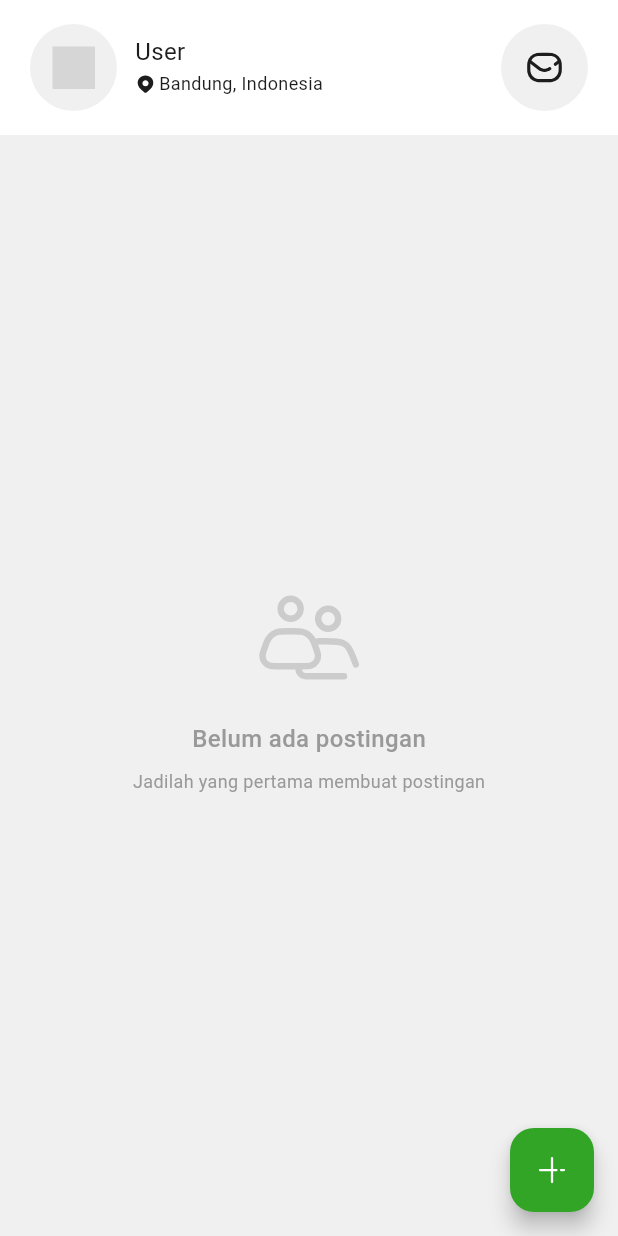
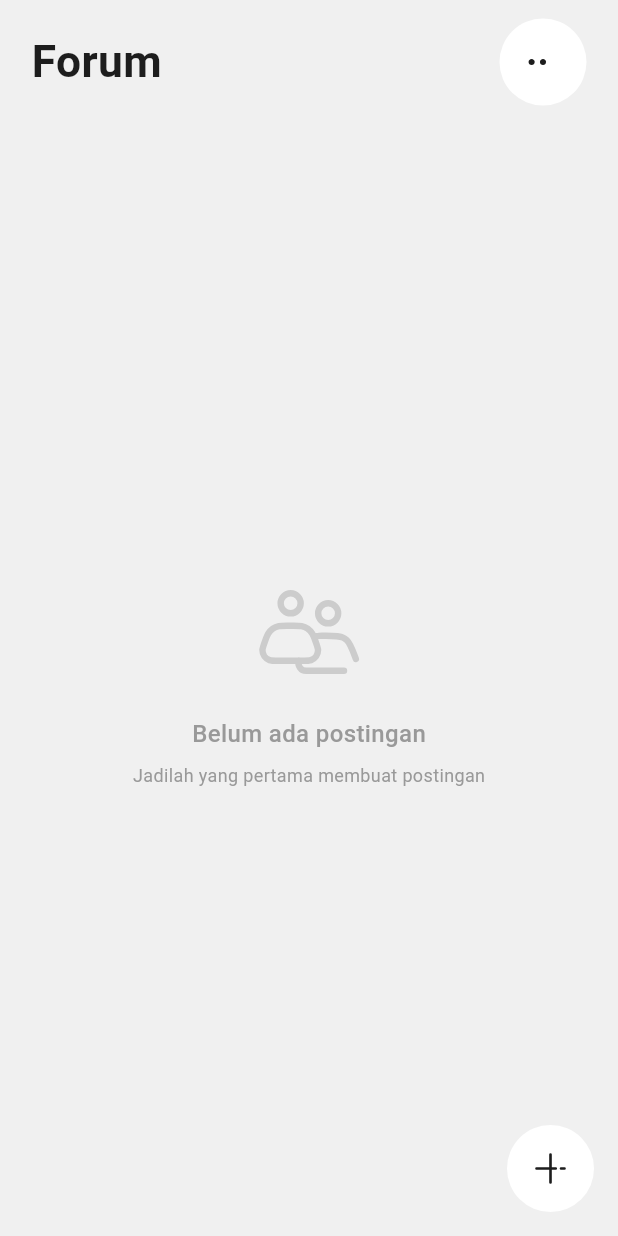
Before and after one commit to ahmdhqnn/simpulagromobile, a Flutter app: the ForumScreen screen opened by its route, on a phone screen of 412 x 824 dp. Run offline on Flutter 3.47's test engine with Material 3 defaults, Android fonts, the phone set to English and light mode, and no system bars; our stand-ins replace dartz, dio, fl_chart, flutter_riverpod, flutter_secure_storage, flutter_svg and 6 more; accounts and stored records are empty; network calls fail; Roboto replaces fonts that are missing (Plus Jakarta Sans); project files that could hold a hidden picture were left out; grey boxes are pictures that could not be loaded.

Commit message:
feat: Add new SVG icons and update forum screen layout
- Added new SVG icons: comment-outline-icon, like-filled-icon, like-outline-icon, message-outline-icon, and reshare-outline-icon.
- Updated ForumScreen layout to improve header and floating action button design.
- Refactored MyPostsScreen and PostFormScreen for better readability.
- Enhanced PostCard widget with improved structure and styling.
- Updated MonitoringScreen header to include title and more button.
- Adjusted PlantDetailCard layout for better responsiveness.
- Removed unused import from main_shell.dart.

```diff
--- a/lib/features/forum/presentation/screens/forum_screen.dart
+++ b/lib/features/forum/presentation/screens/forum_screen.dart
@@ -2,12 +2,11 @@ import 'package:flutter/material.dart';
 import 'package:flutter_riverpod/flutter_riverpod.dart';
 import 'package:flutter_svg/flutter_svg.dart';
 import 'package:go_router/go_router.dart';
+import '../../../../core/utils/responsive.dart';
 import '../../../auth/presentation/providers/auth_provider.dart';
 import '../providers/forum_provider.dart';
 import '../widgets/post_card.dart';
 
-/// Forum Screen
-/// Main screen untuk menampilkan feed postingan
 class ForumScreen extends ConsumerStatefulWidget {
   const ForumScreen({super.key});
 
@@ -21,12 +20,11 @@ class _ForumScreenState extends ConsumerState<ForumScreen> {
   @override
   void initState() {
     super.initState();
-    // Load posts on init
+
     Future.microtask(
       () => ref.read(forumProvider.notifier).loadPosts(refresh: true),
     );
 
-    // Setup infinite scroll
     _scrollController.addListener(_onScroll);
   }
 
@@ -54,10 +52,8 @@ class _ForumScreenState extends ConsumerState<ForumScreen> {
       body: SafeArea(
         child: Column(
           children: [
-            // Header
             _buildHeader(context, currentUser?.userName ?? 'User'),
 
-            // Content
             Expanded(
               child: RefreshIndicator(
                 onRefresh: () async {
@@ -114,39 +110,23 @@ class _ForumScreenState extends ConsumerState<ForumScreen> {
         ),
       ),
 
-      // Floating Action Button (Add Post)
-      floatingActionButton: FloatingActionButton(
-        onPressed: () {
-          context.push('/forum/create');
-        },
-        backgroundColor: const Color(0xFF32A527),
-        child: SvgPicture.asset(
-          'assets/icons/plus-outline-icon.svg',
-          width: 24,
-          height: 24,
-          colorFilter: const ColorFilter.mode(Colors.white, BlendMode.srcIn),
-        ),
-      ),
-    );
-  }
-
-  Widget _buildHeader(BuildContext context, String userName) {
-    return Container(
-      padding: const EdgeInsets.symmetric(horizontal: 20, vertical: 16),
-      color: Colors.white,
-      child: Row(
-        children: [
-          // Avatar
-          Container(
+      floatingActionButton: Container(
         width: 58,
         height: 58,
         decoration: BoxDecoration(
-              color: const Color(0xFFF0F0F0),
+          color: Colors.white,
           borderRadius: BorderRadius.circular(32),
         ),
+        child: Material(
+          color: Colors.transparent,
+          child: InkWell(
+            onTap: () {
+              context.push('/forum/create');
+            },
+            borderRadius: BorderRadius.circular(32),
             child: Center(
               child: SvgPicture.asset(
-                'assets/icons/user-outline-icon.svg',
+                'assets/icons/plus-outline-icon.svg',
                 width: 28,
                 height: 28,
                 colorFilter: const ColorFilter.mode(
@@ -156,65 +136,47 @@ class _ForumScreenState extends ConsumerState<ForumScreen> {
               ),
             ),
           ),
-          const SizedBox(width: 12),
+        ),
+      ),
+    );
+  }
 
-          // User Info
-          Expanded(
-            child: Column(
-              crossAxisAlignment: CrossAxisAlignment.start,
+  Widget _buildHeader(BuildContext context, String userName) {
+    return Container(
+      padding: EdgeInsets.symmetric(
+        horizontal: context.rw(0.051),
+        vertical: context.rh(0.015),
+      ),
+      color: const Color(0xFFF0F0F0),
+      child: Row(
+        mainAxisAlignment: MainAxisAlignment.spaceBetween,
         children: [
           Text(
-                  userName,
-                  style: const TextStyle(
-                    color: Color(0xFF1D1D1D),
-                    fontSize: 16,
+            'Forum',
+            style: TextStyle(
               fontFamily: 'Plus Jakarta Sans',
-                    fontWeight: FontWeight.w400,
-                    height: 1.38,
+              fontSize: context.sp(28),
+              fontWeight: FontWeight.w600,
+              color: const Color(0xFF1D1D1D),
+              height: 1.0,
             ),
           ),
-                Row(
-                  children: [
-                    SvgPicture.asset(
-                      'assets/icons/maps-dot-filled-icon.svg',
-                      width: 14,
-                      height: 14,
-                    ),
-                    const SizedBox(width: 2),
-                    const Text(
-                      'Bandung, Indonesia',
-                      style: TextStyle(
-                        color: Color(0xFF1D1D1D),
-                        fontSize: 12,
-                        fontFamily: 'Plus Jakarta Sans',
-                        fontWeight: FontWeight.w400,
-                        height: 1.83,
-                      ),
-                    ),
-                  ],
-                ),
-              ],
-            ),
-          ),
-
-          // Notification Icon
           Container(
             width: 58,
             height: 58,
             decoration: BoxDecoration(
-              color: const Color(0xFFF0F0F0),
+              color: Colors.white,
               borderRadius: BorderRadius.circular(32),
             ),
-            child: Center(
-              child: SvgPicture.asset(
-                'assets/icons/mail-outline-icon.svg',
+            child: IconButton(
+              icon: SvgPicture.asset(
+                'assets/icons/more-icon.svg',
                 width: 28,
                 height: 28,
-                colorFilter: const ColorFilter.mode(
-                  Color(0xFF1D1D1D),
-                  BlendMode.srcIn,
               ),
-              ),
+              onPressed: () {
+                // TODO: Implement more menu
+              },
             ),
           ),
         ],
--- a/lib/features/forum/presentation/screens/my_posts_screen.dart
+++ b/lib/features/forum/presentation/screens/my_posts_screen.dart
@@ -4,8 +4,6 @@ import 'package:go_router/go_router.dart';
 import '../providers/forum_provider.dart';
 import '../widgets/post_card.dart';
 
-/// My Posts Screen
-/// Screen untuk management postingan user sendiri
 class MyPostsScreen extends ConsumerWidget {
   const MyPostsScreen({super.key});
 
--- a/lib/shared/widgets/main_shell.dart
+++ b/lib/shared/widgets/main_shell.dart
@@ -1,5 +1,4 @@
 import 'package:flutter/material.dart';
-import 'package:simpulagromobile/core/theme/app_theme.dart';
 import 'package:simpulagromobile/features/dashboard/presentation/screens/dashboard_screen.dart';
 import 'package:simpulagromobile/features/monitoring/presentation/screens/monitoring_screen.dart';
 import 'package:simpulagromobile/features/plant/presentation/screens/plant_screen.dart';
```
Also changed, not shown: lib/features/forum/presentation/screens/post_form_screen.dart (+2 -8 lines), lib/features/forum/presentation/widgets/post_card.dart (+39 -44 lines), lib/features/monitoring/presentation/screens/monitoring_screen.dart (+14 -3 lines), lib/features/plant/presentation/widgets/plant_detail_card.dart (+22 -13 lines), assets/icons/comment-outline-icon.svg (added), assets/icons/like-filled-icon.svg (added), assets/icons/like-outline-icon.svg (added), assets/icons/message-outline-icon.svg (added), assets/icons/reshare-outline-icon.svg (added), assets/icons/user-outline-icon.svg (added). Lines whose indentation alone changed are shown as unchanged.
